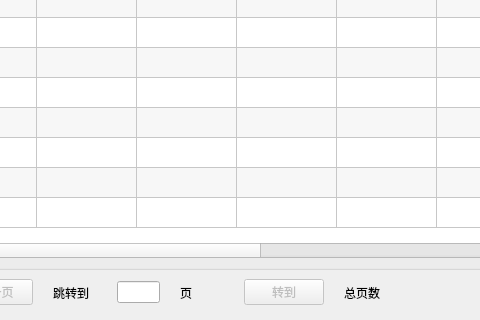
Above: ui/MachineSelect.ui from tainyuhong/pyside_machine_system before the change; both pictures show x 387 to 867 and y 448 to 768 of the 1024 by 768 pixel window. Below: the same form after it.
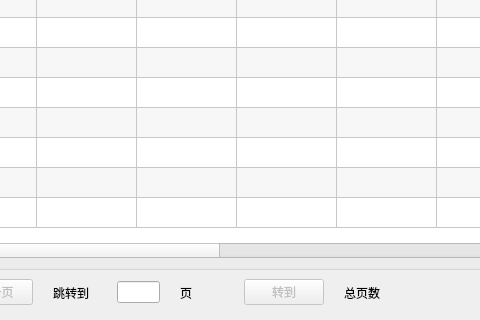
That is the form after the change. Icons and pictures are not drawn.

Diff of the .ui file:
```diff
--- a/ui/MachineSelect.ui
+++ b/ui/MachineSelect.ui
@@ -306,7 +306,7 @@
            <number>15</number>
           </property>
           <property name="columnCount">
-           <number>14</number>
+           <number>15</number>
           </property>
           <attribute name="horizontalHeaderVisible">
            <bool>true</bool>
@@ -355,6 +355,7 @@
           <column/>
           <column/>
           <column/>
+          <column/>
          </widget>
         </item>
        </layout>
```
